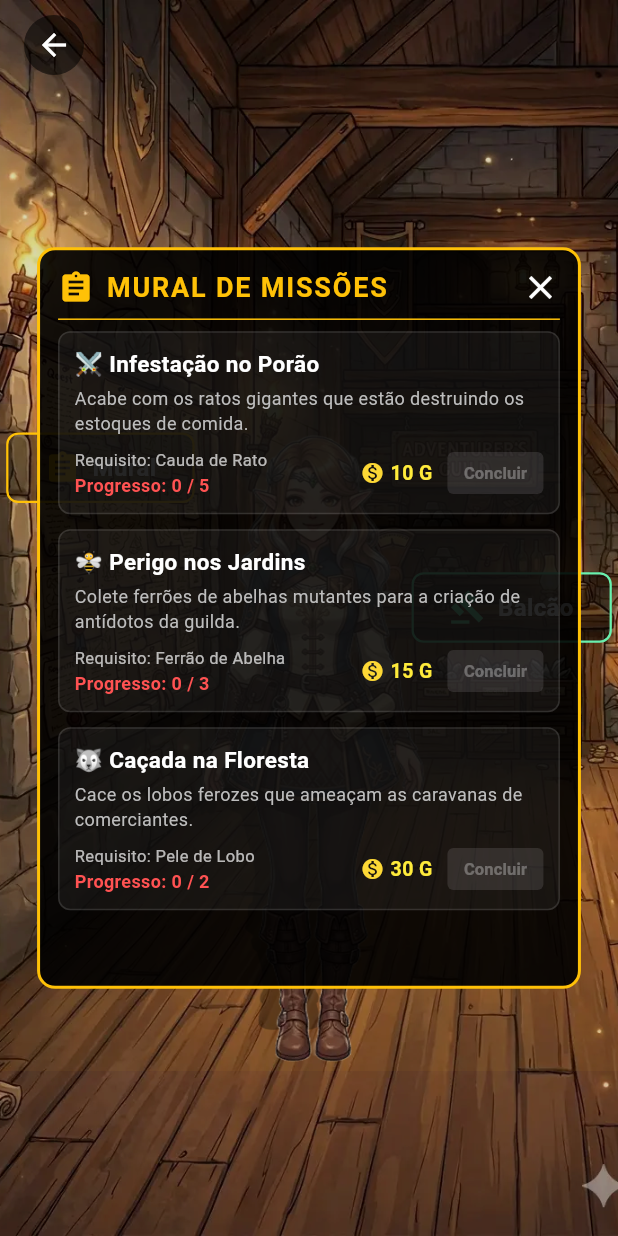
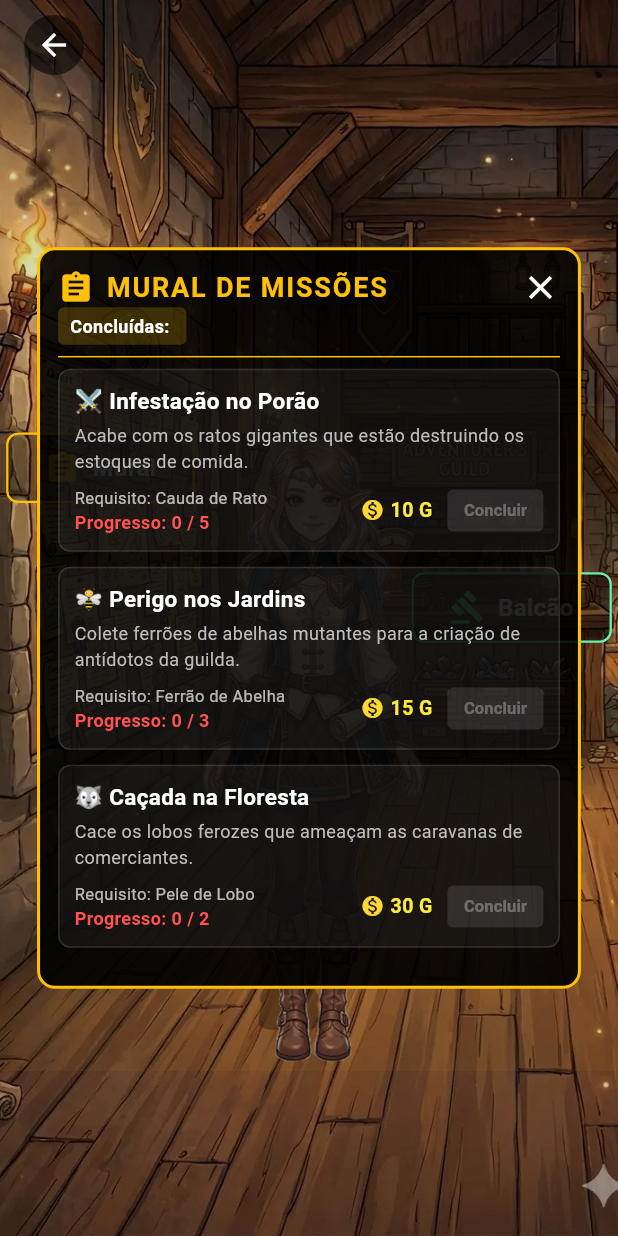
Before and after one commit to LuizMendes1997/asha_rpg, a Flutter app: the GuildScreen screen opened directly with empty values, after a tap on "Mural", on a phone screen of 412 x 824 dp. Run offline on Flutter 3.47's test engine with Material 3 defaults, Android fonts, the phone set to English and light mode, and no system bars; our stand-ins replace shared_preferences, supabase_flutter; accounts and stored records are empty.

Commit message:
ajuste de GUILDA

```diff
--- a/lib/models/game_state.dart
+++ b/lib/models/game_state.dart
@@ -179,6 +179,7 @@ class Monster {
 }
 
 class HeroModel {
+  int missoesCompletadas;
   String? id;
   String name;
   Raca raca;
@@ -208,6 +209,7 @@ class HeroModel {
   List<Quest> activeQuests = [];
 
   HeroModel({
+    this.missoesCompletadas = 0,
     this.id,
     this.name = "Guerreiro",
     this.raca = Raca.humano,
@@ -243,6 +245,7 @@ class HeroModel {
       'max_tower_floor': maxTowerFloor,
       'quest_progress': questProgress,
       'current_quest_id': currentQuestId,
+      'missoes_completadas': missoesCompletadas,
       'warehouse': warehouse.map((i) => i.toMap()).toList(),
       'equipped_weapon': equippedWeapon?.toMap(),
       'equipped_armor': equippedArmor?.toMap(),
@@ -272,6 +275,7 @@ class HeroModel {
       maxTowerFloor: map['max_tower_floor'] ?? 0,
       questProgress: map['quest_progress'] ?? 0,
       currentQuestId: map['current_quest_id'],
+      missoesCompletadas: map['missoes_completadas'] ?? 0,
     );
 
     if (map['warehouse'] != null) {
--- a/lib/screens/guild_screen.dart
+++ b/lib/screens/guild_screen.dart
@@ -100,6 +100,7 @@ class _GuildScreenState extends State<GuildScreen> {
 
     // Remover os itens do warehouse do herói
     setState(() {
+      widget.hero.missoesCompletadas++;
       int removidos = 0;
       for (int i = widget.hero.warehouse.length - 1; i >= 0; i--) {
         var item = widget.hero.warehouse[i];
@@ -127,6 +128,7 @@ class _GuildScreenState extends State<GuildScreen> {
       }
 
       widget.onUpdate();
+      widget.hero.saveToSupabase();
     });
 
     ScaffoldMessenger.of(context).showSnackBar(
@@ -358,6 +360,24 @@ class _GuildScreenState extends State<GuildScreen> {
                     ),
                   ],
                 ),
+                Container(
+                  padding: const EdgeInsets.symmetric(
+                    horizontal: 8,
+                    vertical: 4,
+                  ),
+                  decoration: BoxDecoration(
+                    color: Colors.amber.withOpacity(0.2),
+                    borderRadius: BorderRadius.circular(4),
+                  ),
+                  child: Text(
+                    "Concluídas: ${widget.hero.missoesCompletadas}",
+                    style: const TextStyle(
+                      color: Colors.white,
+                      fontWeight: FontWeight.bold,
+                      fontSize: 12,
+                    ),
+                  ),
+                ),
                 const Divider(color: Colors.amber, thickness: 1, height: 16),
 
                 // Lista rolável de missões contendo Ratos, Abelhas e Lobos
@@ -574,7 +594,7 @@ class _GuildScreenState extends State<GuildScreen> {
                     Icon(Icons.gavel, color: Colors.greenAccent, size: 24),
                     SizedBox(width: 8),
                     Text(
-                      "BALCÃO DE TROCAS",
+                      "BALCÃO DE TROCAS - INATIVO",
                       style: TextStyle(
                         color: Colors.greenAccent,
                         fontWeight: FontWeight.bold,
```
